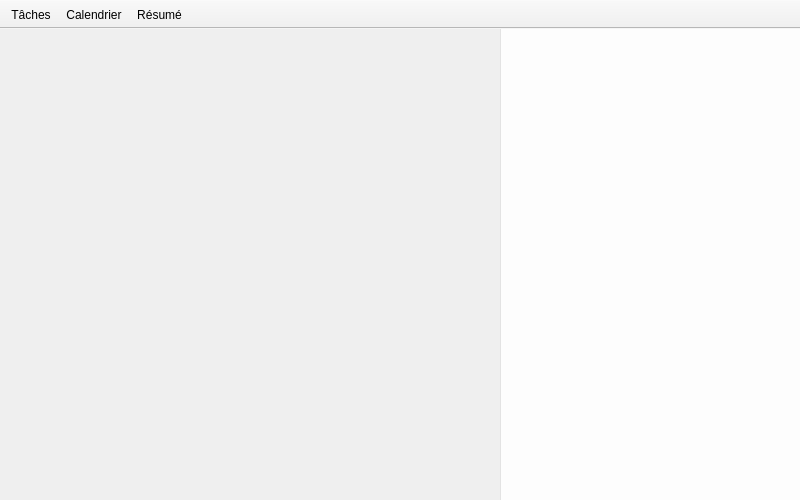
Old version of the form Sources/proagenda/mainwindow.ui in the repository paulnta/ProAgenda.
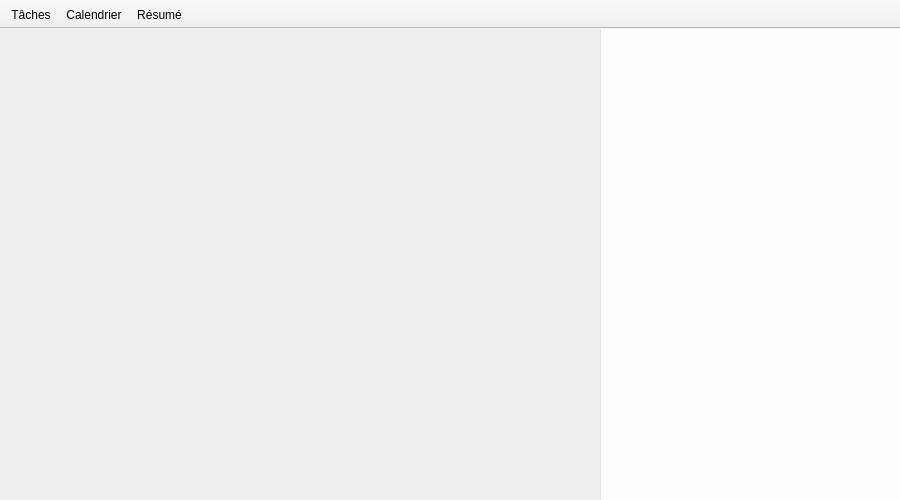
New version of the form. The open tabs and pages were chosen to show the change. Icons and pictures are not drawn.

Commit message: Project cleaned for viewTask and viewSummary

Patch:
```diff
--- a/Sources/proagenda/mainwindow.ui
+++ b/Sources/proagenda/mainwindow.ui
@@ -9,13 +9,13 @@
    <rect>
     <x>0</x>
     <y>0</y>
-    <width>800</width>
+    <width>900</width>
     <height>500</height>
    </rect>
   </property>
   <property name="minimumSize">
    <size>
-    <width>800</width>
+    <width>900</width>
     <height>500</height>
    </size>
   </property>
@@ -36,10 +36,8 @@
 
 QWidget#mainWidget{
 	  background-color: #efefef;
-
 }
 
-
 QStackedWidget#stackedWidgetSide{
 	border-left: 1px solid rgb(227, 227, 227);
   	background-color: rgba(255, 255, 255, 0.9);
@@ -50,8 +48,8 @@
 	border:none;
 }
 
-QLineEdit{
-	height: 20px;
+#addTaskWidget QLineEdit{
+	height: 25px;
 	padding: 5px;
 }
 
@@ -177,6 +175,12 @@
            <verstretch>0</verstretch>
           </sizepolicy>
          </property>
+         <property name="minimumSize">
+          <size>
+           <width>0</width>
+           <height>0</height>
+          </size>
+         </property>
          <property name="currentIndex">
           <number>2</number>
          </property>
@@ -282,7 +286,7 @@
          </property>
          <property name="minimumSize">
           <size>
-           <width>200</width>
+           <width>300</width>
            <height>0</height>
           </size>
          </property>
@@ -318,6 +322,32 @@
            </item>
           </layout>
          </widget>
+         <widget class="QWidget" name="summaryWidget">
+          <layout class="QVBoxLayout" name="verticalLayout_6">
+           <property name="spacing">
+            <number>0</number>
+           </property>
+           <property name="leftMargin">
+            <number>0</number>
+           </property>
+           <property name="topMargin">
+            <number>0</number>
+           </property>
+           <property name="rightMargin">
+            <number>0</number>
+           </property>
+           <property name="bottomMargin">
+            <number>0</number>
+           </property>
+           <item>
+            <layout class="QVBoxLayout" name="viewSidebarSummary">
+             <property name="spacing">
+              <number>0</number>
+             </property>
+            </layout>
+           </item>
+          </layout>
+         </widget>
         </widget>
        </item>
       </layout>
```
Left out of the diff: 2 changed lines with no effect on the pictures. The commit also changes 14 other files.
